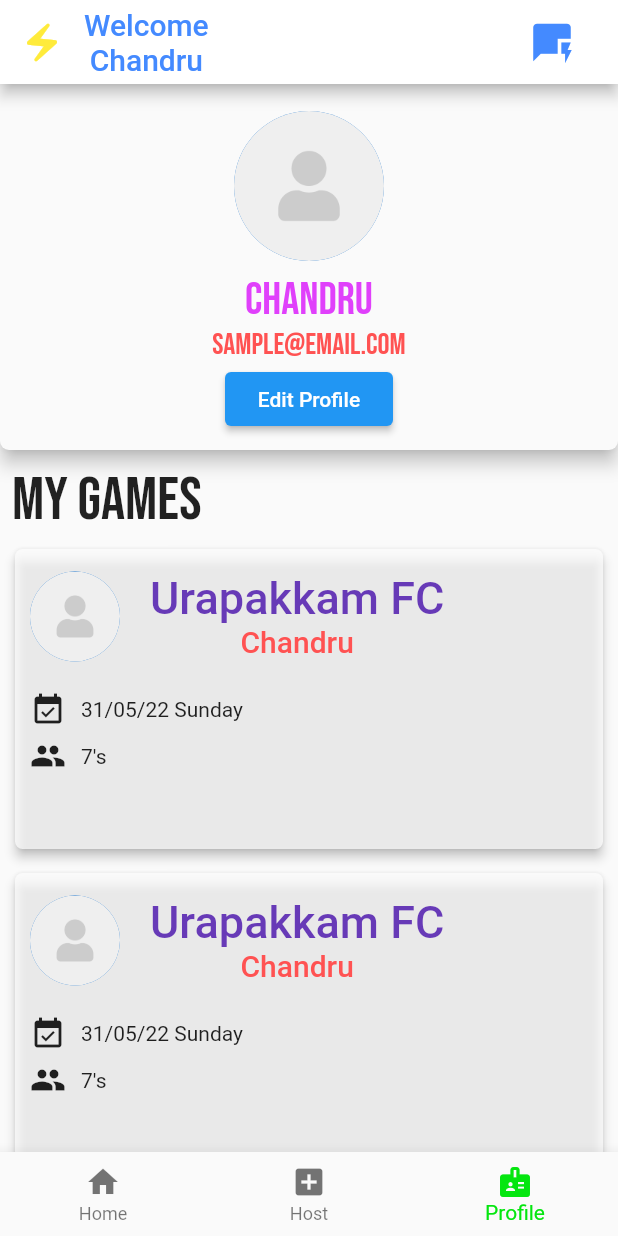
After one commit to Balachandar-Balasubramanian/flash_early, a Flutter app: the home screen opened by its route, item 3 of the bottom bar chosen, on a phone screen of 412 x 824 dp. The commit adds this screen. Run offline on Flutter 3.47's test engine with Material 2 defaults, Android fonts, the phone set to English and light mode, and no system bars; our stand-ins replace animated_text_kit, carousel_slider, firebase_auth, firebase_core, google_fonts; accounts and stored records are empty.

Commit message:
Add files via upload

```diff
--- a/lib/screens/home.dart
+++ b/lib/screens/home.dart
@@ -4,6 +4,8 @@ import 'package:flutter/material.dart';
 import 'package:turf_flash/widgets/post.dart';
 import 'home_body.dart';
 import 'host_body.dart';
+import 'profile_body.dart';
+import 'package:turf_flash/services/authenticate.dart';
 
 class home extends StatefulWidget {
   static String id = "home";
@@ -18,14 +20,20 @@ class _loginState extends State<home> {
   static List<Widget> _widgetOptions = <Widget>[
     home_body(),
     host_body(),
-    home_body(),
+    profile_body()
   ];
   void _onItemTapped(int index) {
     setState(() {
       _selectedIndex = index;
     });
   }
+@override
+  void initState() {
+    // TODO: implement initState
+    super.initState();
+    getCurrentUSer();
 
+  }
   @override
   Widget build(BuildContext context) {
     return Scaffold(
--- a/lib/screens/host_body.dart
+++ b/lib/screens/host_body.dart
@@ -170,7 +170,7 @@ class _host_bodyState extends State<host_body> {
             height: 10,
           ),
           RoundedButton(
-              title: 'Hosts', colour: Colors.blueAccent, onPressed: () {})
+              title: 'Host', colour: Colors.blueAccent, onPressed: () {})
         ],
       ),
     );
--- a/lib/screens/login.dart
+++ b/lib/screens/login.dart
@@ -3,7 +3,7 @@ import 'package:flutter/material.dart';
 import 'package:turf_flash/constants.dart';
 import 'package:turf_flash/screens/welcome.dart';
 import 'package:turf_flash/widgets/roundedbutton.dart';
-import 'package:turf_flash/services/firebase.dart';
+import 'package:turf_flash/services/authenticate.dart';
 import 'home.dart';
 
 class login extends StatefulWidget {
--- /dev/null
+++ b/lib/screens/profile_body.dart
@@ -0,0 +1,68 @@
+
+
+import 'package:flutter/material.dart';
+import 'package:turf_flash/constants.dart';
+import 'package:turf_flash/widgets/post.dart';
+class profile_body extends StatefulWidget {
+
+  @override
+  State<profile_body> createState() => _profileState();
+}
+
+class _profileState extends State<profile_body> {
+  @override
+  Widget build(BuildContext context) {
+    return SingleChildScrollView(
+      child: Column(
+        crossAxisAlignment: CrossAxisAlignment.start,
+        children: [
+          Material(
+            borderRadius: BorderRadius.only(bottomLeft: Radius.circular(6),bottomRight: Radius.circular(6)),
+            elevation: 5,
+            child: Container(
+              margin: EdgeInsets.all(10),
+              // height: 250,
+              width: double.infinity,
+              child: Column(
+                children: [
+                  Padding(
+                    padding: const EdgeInsets.all(8.0),
+                    child: CircleAvatar(
+                      radius: 50,
+                      backgroundImage: AssetImage('images/default_dp.png'),
+                    ),
+                  ),
+                  Text("CHANDRU",style: Klogo.copyWith(fontSize: 30,color: Colors.purpleAccent),),
+                  Text("Sample@email.com",style: Klogo.copyWith(fontSize: 20,color: Colors.redAccent),),
+                  ElevatedButton(onPressed: (){
+
+                  }, child: Container(
+                    width: 80,
+                    child: Center(child: Text("Edit Profile"),),
+                  ))
+                ],
+              ),
+            ),
+          ),
+          Padding(
+            padding: const EdgeInsets.only(top: 10,left: 8),
+            child: Text("My Games",style: Klogo.copyWith(fontSize: 40),),
+          ),
+          ListView(
+                physics: NeverScrollableScrollPhysics(),
+                shrinkWrap: true,
+                children: [
+                  post(),
+                  post(),
+                  post(),
+                  post(),
+                  post(),
+                  post(),
+                ],
+              )
+        ],
+      ),
+    );
+
+  }
+}
--- a/lib/screens/register.dart
+++ b/lib/screens/register.dart
@@ -1,8 +1,9 @@
 import 'package:flutter/cupertino.dart';
 import 'package:flutter/material.dart';
 import 'package:turf_flash/constants.dart';
-import 'package:turf_flash/services/firebase.dart';
+import 'package:turf_flash/services/authenticate.dart';
 import 'package:turf_flash/widgets/roundedbutton.dart';
+import 'home.dart';
 
 class register extends StatefulWidget {
   static String id = "register";
@@ -107,14 +108,15 @@ class _loginState extends State<register> {
             RoundedButton(
               title: 'Sign Up',
               colour: Colors.blue,
-              onPressed: () {
+              onPressed: () async {
                 if (username != null &&
                     Email != null &&
                     pass != null &&
                     rpass != null) {
-                  bool t = signup(username, Email, pass);
+                  bool t = await signup(username!, Email!, pass!);
+                  print(t);
                   if (t == true) {
-                    Navigator.pop(context);
+                    Navigator.pushNamed(context, home.id);
                   }
                 } else {
                   showCupertinoModalPopup<void>(
--- /dev/null
+++ b/lib/services/authenticate.dart
@@ -0,0 +1,39 @@
+import 'package:firebase_core/firebase_core.dart';
+import 'package:flutter/material.dart';
+import 'package:firebase_auth/firebase_auth.dart';
+
+final _auth = FirebaseAuth.instance;
+var _loggedinUser ;
+
+Future<bool> signup(String displayname, String emailid, String password) async {
+
+  try {
+  print(displayname);
+  print(emailid);
+  print(password);
+  var newuser = await _auth.createUserWithEmailAndPassword(email: emailid, password: password);
+  print(newuser);
+  return true;
+} on Exception catch (e) {
+  return false;
+  print(e);
+  // TODO
+}
+
+}
+
+bool loginuser(String? emailid, String? password) {
+  return true;
+}
+
+getCurrentUSer(){
+  try {
+  final user=_auth.currentUser;
+  if(user!=null){
+    _loggedinUser=user;
+    print(_loggedinUser.email);
+  }
+} on Exception catch (e) {
+  print(e);
+}
+}
```
